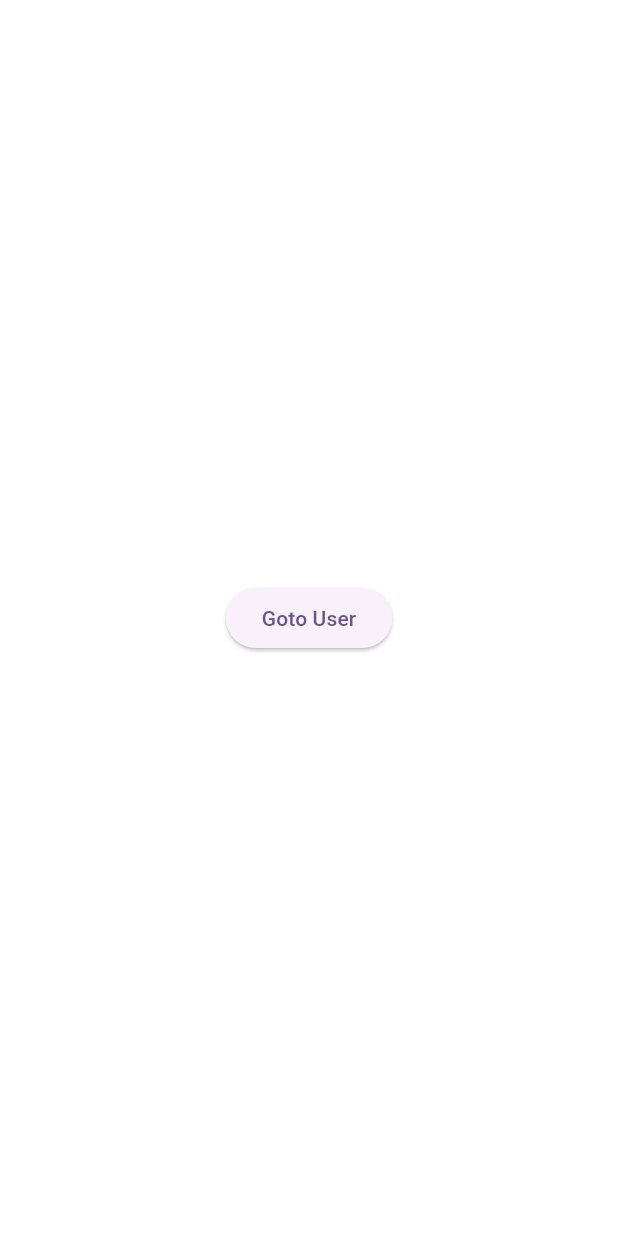
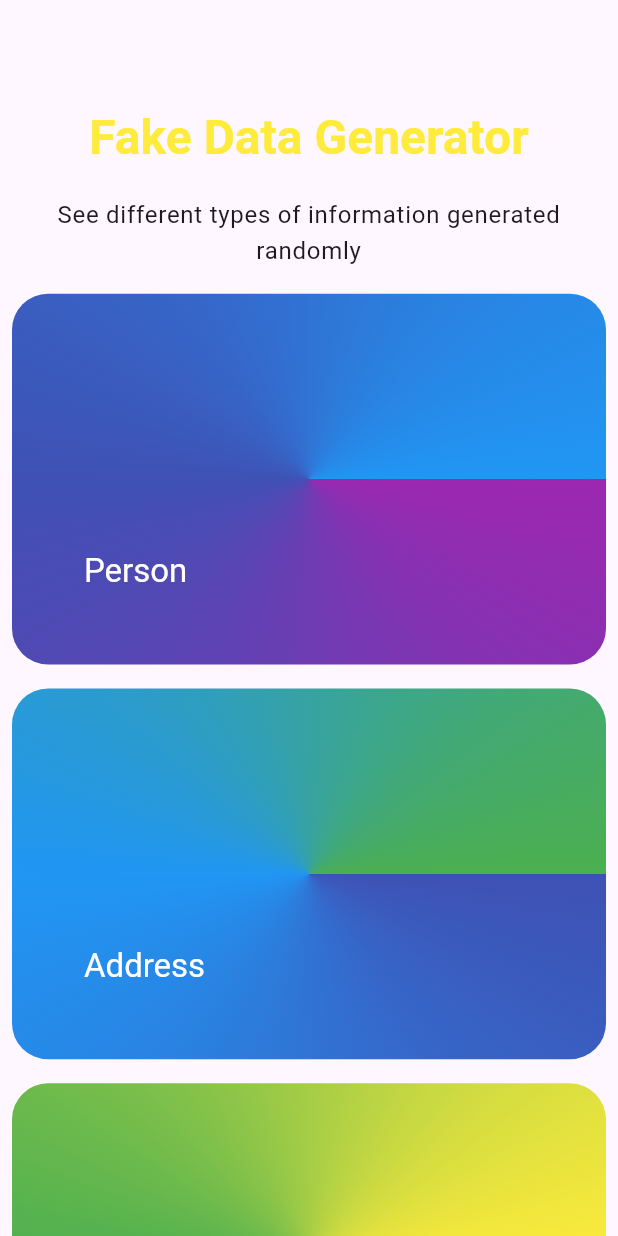
Before and after one commit to ThePunisher569/fake_data_generator, a Flutter app: the screen it shows after launch, on a phone screen of 412 x 824 dp. Run offline on Flutter 3.47's test engine with Material 2 defaults, Android fonts, the phone set to English and light mode, and no system bars; drawn by our look-alikes of animated_text_kit; our stand-ins replace dio, go_router, logger.

Commit message:
Added Title, subtitle and body slivers in home screen. Added title and gradient in ListItemWidget.

```diff
--- a/lib/main.dart
+++ b/lib/main.dart
@@ -4,6 +4,8 @@ import 'package:flutter/material.dart';
 void main() {
   runApp(const MyApp());
 }
+
+//TODO add font
 
 class MyApp extends StatelessWidget {
   const MyApp({super.key});
@@ -17,6 +19,7 @@ class MyApp extends StatelessWidget {
         useMaterial3: true,
       ),
       routerConfig: myRouter,
+      debugShowCheckedModeBanner: false,
     );
   }
 }
--- a/lib/router/router.dart
+++ b/lib/router/router.dart
@@ -7,7 +7,7 @@ import '../ui/bank/bank_screen.dart';
 import '../ui/beer/beer_screen.dart';
 import '../ui/blood_type/blood_type_screen.dart';
 import '../ui/credit_card/credit_card_screen.dart';
-import '../ui/home.dart';
+import '../ui/home/home.dart';
 import '../ui/user/user_screen.dart';
 
 // TODO add different custom animation for each route
--- a/lib/ui/home.dart
+++ /dev/null
@@ -1,18 +0,0 @@
-import 'package:fake_data_generator/router/router.dart';
-import 'package:flutter/material.dart';
-
-class Home extends StatelessWidget {
-  const Home({super.key});
-
-  @override
-  Widget build(BuildContext context) {
-    return Center(
-      child: ElevatedButton(
-        onPressed: () {
-          myRouter.go('/user');
-        },
-        child: const Text('Goto User'),
-      ),
-    );
-  }
-}
--- /dev/null
+++ b/lib/ui/home/home.dart
@@ -0,0 +1,93 @@
+import 'package:animated_text_kit/animated_text_kit.dart';
+import 'package:flutter/material.dart';
+
+import '../../utils/constants.dart';
+import 'list_item_widget.dart';
+
+class Home extends StatefulWidget {
+  const Home({super.key});
+
+  @override
+  State<Home> createState() => _HomeState();
+}
+
+class _HomeState extends State<Home> {
+  /// these colors are used in title wave animation
+  List<Color> titleColors = [
+    Colors.purple,
+    Colors.indigo,
+    Colors.blue,
+    Colors.green,
+    Colors.yellow,
+    Colors.orange,
+    Colors.red,
+  ];
+
+  @override
+  void initState() {
+    titleColors.shuffle();
+    super.initState();
+  }
+
+  @override
+  Widget build(BuildContext context) {
+    final size = MediaQuery.of(context).size;
+    return SafeArea(
+      child: Scaffold(
+        body: CustomScrollView(
+          slivers: [
+            SliverAppBar.medium(
+              expandedHeight: size.height * 0.16,
+              centerTitle: true,
+              title: Center(
+                child: AnimatedTextKit(
+                  animatedTexts: [
+                    ColorizeAnimatedText(
+                      Constants.appName,
+                      textStyle:
+                          Theme.of(context).textTheme.headlineLarge!.copyWith(
+                                fontWeight: FontWeight.bold,
+                              ),
+                      speed: const Duration(milliseconds: 800),
+                      colors: titleColors,
+                      textAlign: TextAlign.center,
+                    ),
+                  ],
+                ),
+              ),
+            ),
+            SliverToBoxAdapter(
+              child: Padding(
+                padding: const EdgeInsets.symmetric(horizontal: 4.0),
+                child: Text(
+                  Constants.appDesc,
+                  style: Theme.of(context).textTheme.bodyLarge,
+                  textAlign: TextAlign.center,
+                ),
+              ),
+            ),
+            SliverPadding(
+              padding: const EdgeInsets.symmetric(
+                horizontal: 8,
+                vertical: 16,
+              ),
+              sliver: SliverList.separated(
+                itemBuilder: (context, index) {
+                  return ListItemWidget(
+                    name: Constants.contentList[index],
+                    image: Image.network(
+                        'https://images.unsplash.com/photo-1575936123452-b67c3203c357?ixlib=rb-4.0.3&ixid=M3wxMjA3fDB8MHxzZWFyY2h8Mnx8aW1hZ2V8ZW58MHx8MHx8fDA%3D&w=1000&q=80'),
+                    colors: Constants.gradientList[index],
+                  );
+                },
+                itemCount: Constants.contentList.length,
+                separatorBuilder: (BuildContext context, int index) =>
+                    const SizedBox(height: 16),
+              ),
+            ),
+          ],
+        ),
+      ),
+    );
+  }
+}
--- /dev/null
+++ b/lib/ui/home/list_item_widget.dart
@@ -0,0 +1,46 @@
+import 'package:flutter/material.dart';
+
+//TODO add illustration, gradient
+class ListItemWidget extends StatelessWidget {
+  final String name;
+  final Image image;
+
+  final List<Color> colors;
+
+  const ListItemWidget({
+    super.key,
+    required this.name,
+    required this.image,
+    required this.colors,
+  });
+
+  @override
+  Widget build(BuildContext context) {
+    return SizedBox(
+      height: MediaQuery.of(context).size.height * 0.3,
+      child: Stack(
+        fit: StackFit.expand,
+        children: [
+          Container(
+            decoration: BoxDecoration(
+              gradient: SweepGradient(
+                colors: colors,
+              ),
+              borderRadius: BorderRadius.circular(24),
+            ),
+            child: Container(
+              alignment: Alignment.bottomLeft,
+              padding: const EdgeInsets.only(left: 48, bottom: 48),
+              child: Text(
+                name,
+                style: Theme.of(context).textTheme.titleLarge?.copyWith(
+                      color: Colors.white,
+                    ),
+              ),
+            ),
+          ),
+        ],
+      ),
+    );
+  }
+}
--- a/lib/utils/constants.dart
+++ b/lib/utils/constants.dart
@@ -1,7 +1,31 @@
+import 'package:flutter/material.dart';
 import 'package:logger/logger.dart';
 
 class Constants {
   static const url = 'https://random-data-api.com/api/v2/';
+  static const appName = 'Fake Data Generator';
+  static const appDesc = 'See different types of information generated randomly';
+
+  static const contentList = [
+    'Person',
+    'Address',
+    'Bank',
+    'Beer',
+    'Blood Type',
+    'Appliance',
+    'Credit Card',
+
+  ];
+
+  static const gradientList = [
+    [Colors.purple, Colors.indigo, Colors.blue],
+    [Colors.indigo, Colors.blue, Colors.green],
+    [Colors.blue, Colors.green, Colors.yellow],
+    [Colors.green, Colors.yellow, Colors.orange],
+    [Colors.yellow, Colors.orange, Colors.red],
+    [Colors.orange, Colors.red, Colors.purple],
+    [Colors.red, Colors.purple, Colors.indigo],
+  ];
 }
 
 final logger = Logger();
--- a/pubspec.yaml
+++ b/pubspec.yaml
@@ -36,7 +36,8 @@ dependencies:
   json_serializable:
   json_annotation:
   hive:
-
+  google_fonts:
+  animated_text_kit:
 
   # The following adds the Cupertino Icons font to your application.
   # Use with the CupertinoIcons class for iOS style icons.
```
Also changed, not shown: pubspec.lock, 2 other files.
